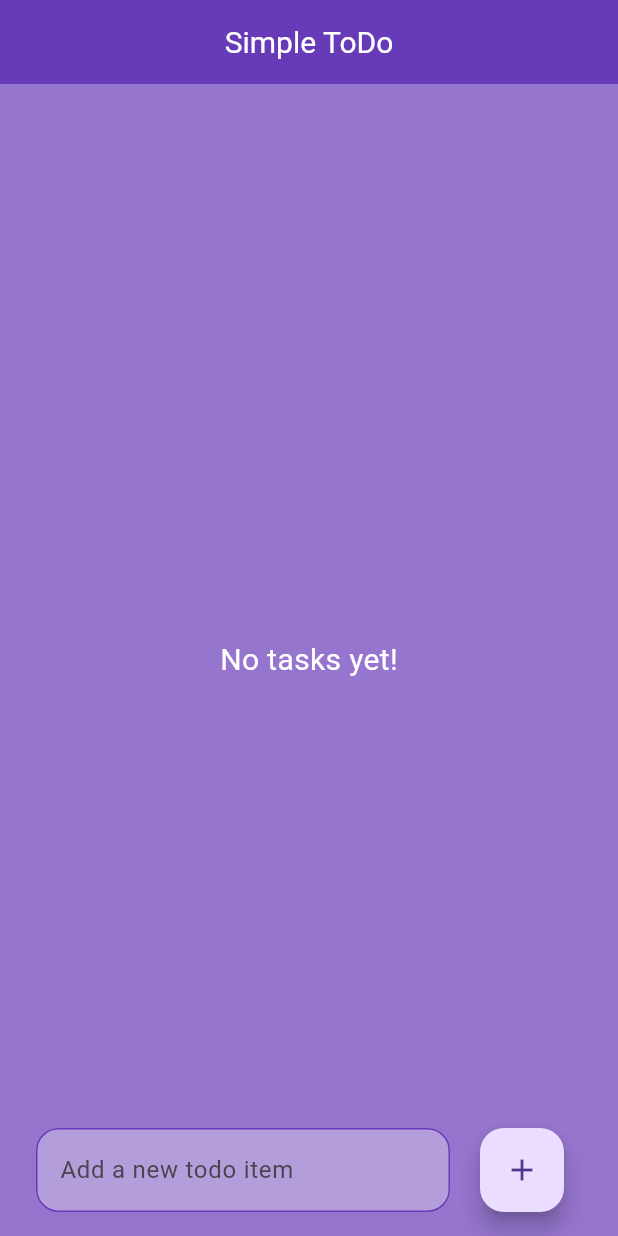
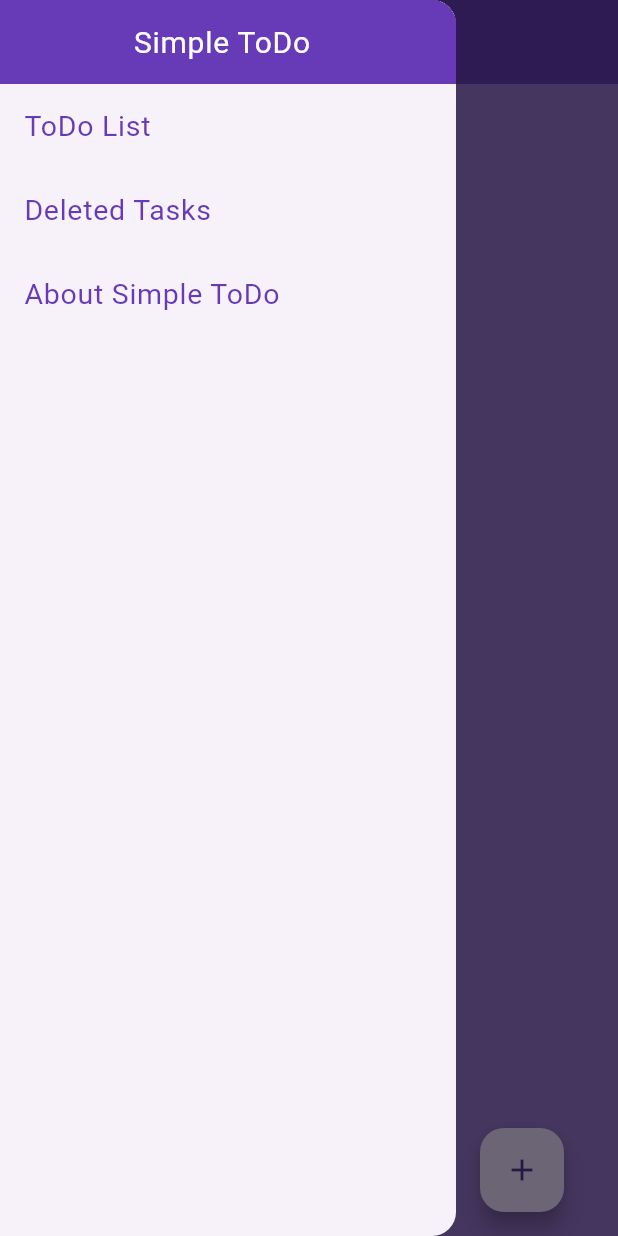
Before and after one commit to 8xNehanSS/flutter-todo-application, a Flutter app: the screen it shows after launch, with the side drawer open (before the commit the screen has no drawer), on a phone screen of 412 x 824 dp. Run offline on Flutter 3.47's test engine with Material 3 defaults, Android fonts, the phone set to English and light mode, and no system bars; our stand-ins replace flutter_slidable; Roboto replaces fonts that are missing (Poppins).

Commit message:
added the drawer to home

```diff
--- a/lib/pages/home_page.dart
+++ b/lib/pages/home_page.dart
@@ -1,6 +1,7 @@
 import 'dart:io';
 
 import 'package:flutter/material.dart';
+import 'package:flutter_todo/pages/deleted_tasks.dart';
 import 'package:flutter_todo/utils/todo_list.dart';
 import 'package:path_provider/path_provider.dart';
 
@@ -80,9 +81,16 @@ class _HomePageState extends State<HomePage> {
     final file = await _localFile;
     final contents = await file.readAsString();
     final newContents = contents.split('\n');
-    newContents.removeAt(index);
+    String deletedTask = newContents.removeAt(index);
+    final delFile = await _localDelFile;
+    delFile.writeAsString('$deletedTask\n', mode: FileMode.append);
     final newFile = await _localFile;
     return newFile.writeAsString(newContents.join('\n'));
+  }
+
+  Future<File> get _localDelFile async {
+    final path = await _localPath;
+    return File('$path/deletedTasks.txt');
   }
 
   void checkBoxChanged(int index) {
@@ -138,6 +146,70 @@ class _HomePageState extends State<HomePage> {
         ),
         backgroundColor: Colors.deepPurple,
         foregroundColor: Colors.white,
+      ),
+      drawer: Drawer(
+        child: ListView(
+          children: [
+            Container(
+              decoration: const BoxDecoration(
+                color: Colors.deepPurple,
+              ),
+              child: ListTile(
+                title: const Center(
+                  child: Text(
+                    'Simple ToDo',
+                    style: TextStyle(
+                      fontSize: 20,
+                      color: Colors.white,
+                    ),
+                  ),
+                ),
+                onTap: () {
+                  Navigator.pop(context);
+                },
+              ),
+            ),
+            ListTile(
+              title: const Text(
+                'ToDo List',
+                style: TextStyle(
+                  fontSize: 19,
+                  color: Colors.deepPurple,
+                ),
+              ),
+              onTap: () {
+                Navigator.pop(context);
+              },
+            ),
+            ListTile(
+              title: const Text(
+                'Deleted Tasks',
+                style: TextStyle(
+                  fontSize: 19,
+                  color: Colors.deepPurple,
+                ),
+              ),
+              onTap: () {
+                Navigator.push(
+                  context,
+                  MaterialPageRoute(builder: (context) => DeletedPage()),
+                );
+              },
+            ),
+            ListTile(
+              title: const Text(
+                'About Simple ToDo',
+                style: TextStyle(
+                  fontSize: 19,
+                  color: Colors.deepPurple,
+                ),
+              ),
+              onTap: () {
+                Navigator.pop(context);
+              },
+            ),
+          ],
+        ),
       ),
       body: todoList.isEmpty
           ? const Center(
```
